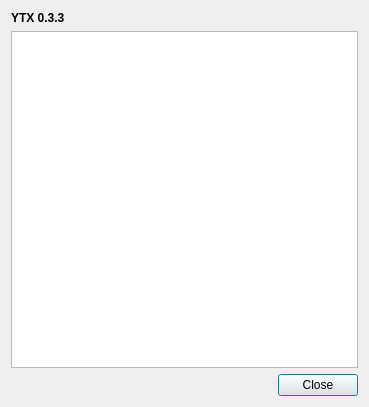
Before: the Qt Designer form dialog/about.ui in ytxerp/ytx-client, drawn with Qt 5.
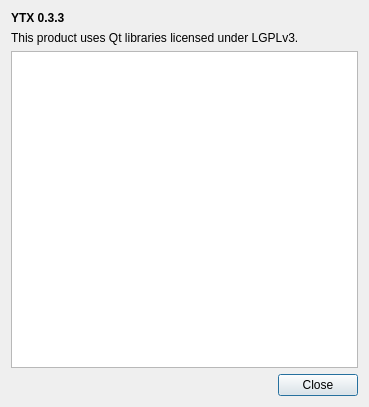
After: the same form once the commit is applied.

```diff
--- a/dialog/about.ui
+++ b/dialog/about.ui
@@ -16,7 +16,7 @@
   <layout class="QHBoxLayout" name="horizontalLayout">
    <item>
     <layout class="QGridLayout" name="gridLayout">
-     <item row="2" column="1">
+     <item row="3" column="1">
       <widget class="QPushButton" name="pBtnClose">
        <property name="text">
         <string>Close</string>
@@ -26,7 +26,7 @@
        </property>
       </widget>
      </item>
-     <item row="1" column="0" colspan="2">
+     <item row="2" column="0" colspan="2">
       <widget class="QPlainTextEdit" name="plainTextEdit">
        <property name="readOnly">
         <bool>true</bool>
@@ -48,7 +48,7 @@
        </property>
       </widget>
      </item>
-     <item row="2" column="0">
+     <item row="3" column="0">
       <spacer name="horizontalSpacer">
        <property name="orientation">
         <enum>Qt::Orientation::Horizontal</enum>
@@ -61,6 +61,13 @@
        </property>
       </spacer>
      </item>
+     <item row="1" column="0" colspan="2">
+      <widget class="QLabel" name="label">
+       <property name="text">
+        <string notr="true">This product uses Qt libraries licensed under LGPLv3.</string>
+       </property>
+      </widget>
+     </item>
     </layout>
    </item>
   </layout>
```
